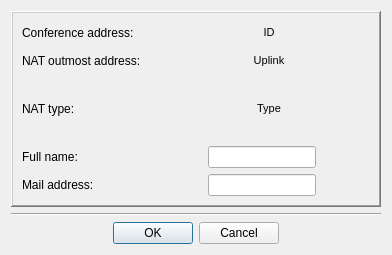
Above: Homer/forms/IdentityDialog.ui from Homer-Conferencing/Homer-Conferencing before the change. Below: the same form after it.
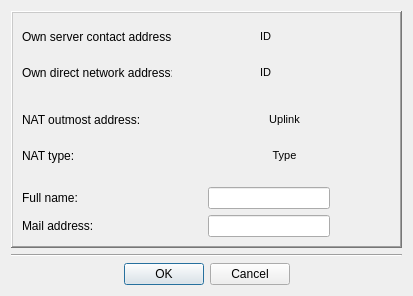
That is the form after the change. Icons and pictures are not drawn.

Commit message: - reworked interface/presentation of online status - extended identity dialogue

Diff of the .ui file:
```diff
--- a/Homer/forms/IdentityDialog.ui
+++ b/Homer/forms/IdentityDialog.ui
@@ -6,28 +6,16 @@
    <rect>
     <x>0</x>
     <y>0</y>
-    <width>392</width>
-    <height>255</height>
+    <width>413</width>
+    <height>296</height>
    </rect>
   </property>
   <property name="sizePolicy">
-   <sizepolicy hsizetype="Fixed" vsizetype="Fixed">
+   <sizepolicy hsizetype="Preferred" vsizetype="Preferred">
     <horstretch>0</horstretch>
     <verstretch>0</verstretch>
    </sizepolicy>
   </property>
-  <property name="minimumSize">
-   <size>
-    <width>392</width>
-    <height>255</height>
-   </size>
-  </property>
-  <property name="maximumSize">
-   <size>
-    <width>16777215</width>
-    <height>16777215</height>
-   </size>
-  </property>
   <property name="windowTitle">
    <string>Edit own identity</string>
   </property>
@@ -66,7 +54,117 @@
      </property>
      <layout class="QVBoxLayout" name="verticalLayout">
       <item>
-       <layout class="QHBoxLayout" stretch="0,2">
+       <layout class="QHBoxLayout" name="_2" stretch="0,2,0,0,0">
+        <item>
+         <widget class="QLabel" name="mLbDescId_2">
+          <property name="sizePolicy">
+           <sizepolicy hsizetype="Fixed" vsizetype="Fixed">
+            <horstretch>0</horstretch>
+            <verstretch>0</verstretch>
+           </sizepolicy>
+          </property>
+          <property name="minimumSize">
+           <size>
+            <width>150</width>
+            <height>22</height>
+           </size>
+          </property>
+          <property name="maximumSize">
+           <size>
+            <width>150</width>
+            <height>16777215</height>
+           </size>
+          </property>
+          <property name="text">
+           <string>Own server contact address:</string>
+          </property>
+         </widget>
+        </item>
+        <item>
+         <widget class="QLabel" name="mLbServerAddress">
+          <property name="minimumSize">
+           <size>
+            <width>0</width>
+            <height>30</height>
+           </size>
+          </property>
+          <property name="font">
+           <font>
+            <pointsize>8</pointsize>
+           </font>
+          </property>
+          <property name="text">
+           <string>ID</string>
+          </property>
+          <property name="alignment">
+           <set>Qt::AlignCenter</set>
+          </property>
+          <property name="wordWrap">
+           <bool>true</bool>
+          </property>
+          <property name="textInteractionFlags">
+           <set>Qt::LinksAccessibleByKeyboard|Qt::LinksAccessibleByMouse|Qt::TextBrowserInteraction|Qt::TextSelectableByKeyboard|Qt::TextSelectableByMouse</set>
+          </property>
+         </widget>
+        </item>
+        <item>
+         <spacer name="horizontalSpacer_8">
+          <property name="orientation">
+           <enum>Qt::Horizontal</enum>
+          </property>
+          <property name="sizeType">
+           <enum>QSizePolicy::Fixed</enum>
+          </property>
+          <property name="sizeHint" stdset="0">
+           <size>
+            <width>5</width>
+            <height>20</height>
+           </size>
+          </property>
+         </spacer>
+        </item>
+        <item>
+         <widget class="QLabel" name="mServerStatus">
+          <property name="minimumSize">
+           <size>
+            <width>22</width>
+            <height>22</height>
+           </size>
+          </property>
+          <property name="maximumSize">
+           <size>
+            <width>22</width>
+            <height>22</height>
+           </size>
+          </property>
+          <property name="text">
+           <string/>
+          </property>
+          <property name="pixmap">
+           <pixmap resource="../resources/Icons.qrc">:/images/UserUnavailable.png</pixmap>
+          </property>
+         </widget>
+        </item>
+        <item>
+         <spacer name="horizontalSpacer_5">
+          <property name="orientation">
+           <enum>Qt::Horizontal</enum>
+          </property>
+          <property name="sizeType">
+           <enum>QSizePolicy::Fixed</enum>
+          </property>
+          <property name="sizeHint" stdset="0">
+           <size>
+            <width>5</width>
+            <height>20</height>
+           </size>
+          </property>
+         </spacer>
+        </item>
+       </layout>
+      </item>
+      <item>
+       <layout class="QHBoxLayout" stretch="0,2,0,0,0">
         <item>
          <widget class="QLabel" name="mLbDescId">
           <property name="sizePolicy">
@@ -77,18 +175,18 @@
           </property>
           <property name="minimumSize">
            <size>
-            <width>140</width>
+            <width>150</width>
             <height>22</height>
            </size>
           </property>
           <property name="maximumSize">
            <size>
-            <width>140</width>
-            <height>22</height>
+            <width>150</width>
+            <height>16777215</height>
            </size>
           </property>
           <property name="text">
-           <string>Conference address:</string>
+           <string>Own direct network address:</string>
           </property>
          </widget>
         </item>
@@ -97,13 +195,7 @@
           <property name="minimumSize">
            <size>
             <width>0</width>
-            <height>22</height>
-           </size>
-          </property>
-          <property name="maximumSize">
-           <size>
-            <width>16777215</width>
-            <height>22</height>
+            <height>30</height>
            </size>
           </property>
           <property name="font">
@@ -117,13 +209,86 @@
           <property name="alignment">
            <set>Qt::AlignCenter</set>
           </property>
+          <property name="wordWrap">
+           <bool>true</bool>
+          </property>
           <property name="textInteractionFlags">
            <set>Qt::LinksAccessibleByKeyboard|Qt::LinksAccessibleByMouse|Qt::TextBrowserInteraction|Qt::TextSelectableByKeyboard|Qt::TextSelectableByMouse</set>
           </property>
          </widget>
         </item>
+        <item>
+         <spacer name="horizontalSpacer_7">
+          <property name="orientation">
+           <enum>Qt::Horizontal</enum>
+          </property>
+          <property name="sizeType">
+           <enum>QSizePolicy::Fixed</enum>
+          </property>
+          <property name="sizeHint" stdset="0">
+           <size>
+            <width>5</width>
+            <height>20</height>
+           </size>
+          </property>
+         </spacer>
+        </item>
+        <item>
+         <widget class="QLabel" name="mDirectStatus">
+          <property name="minimumSize">
+           <size>
+            <width>22</width>
+            <height>22</height>
+           </size>
+          </property>
+          <property name="maximumSize">
+           <size>
+            <width>22</width>
+            <height>22</height>
+           </size>
+          </property>
+          <property name="text">
+           <string/>
+          </property>
+          <property name="pixmap">
+           <pixmap resource="../resources/Icons.qrc">:/images/UserAvailable.png</pixmap>
+          </property>
+         </widget>
+        </item>
+        <item>
+         <spacer name="horizontalSpacer_6">
+          <property name="orientation">
+           <enum>Qt::Horizontal</enum>
+          </property>
+          <property name="sizeType">
+           <enum>QSizePolicy::Fixed</enum>
+          </property>
+          <property name="sizeHint" stdset="0">
+           <size>
+            <width>5</width>
+            <height>20</height>
+           </size>
+          </property>
+         </spacer>
+        </item>
        </layout>
       </item>
+      <item>
+       <spacer name="verticalSpacer">
+        <property name="orientation">
+         <enum>Qt::Vertical</enum>
+        </property>
+        <property name="sizeType">
+         <enum>QSizePolicy::MinimumExpanding</enum>
+        </property>
+        <property name="sizeHint" stdset="0">
+         <size>
+          <width>20</width>
+          <height>2</height>
+         </size>
+        </property>
+       </spacer>
+      </item>
       <item>
        <layout class="QHBoxLayout" name="horizontalLayout" stretch="0,2">
         <item>
@@ -136,13 +301,13 @@
           </property>
           <property name="minimumSize">
            <size>
-            <width>140</width>
+            <width>150</width>
             <height>22</height>
            </size>
           </property>
           <property name="maximumSize">
            <size>
-            <width>140</width>
+            <width>150</width>
             <height>22</height>
            </size>
           </property>
@@ -153,6 +318,12 @@
         </item>
         <item>
          <widget class="QLabel" name="mLbNatAdr">
+          <property name="minimumSize">
+           <size>
+            <width>0</width>
+            <height>30</height>
+           </size>
+          </property>
           <property name="font">
            <font>
             <pointsize>8</pointsize>
@@ -164,6 +335,9 @@
           <property name="alignment">
            <set>Qt::AlignCenter</set>
           </property>
+          <property name="wordWrap">
+           <bool>true</bool>
+          </property>
           <property name="textInteractionFlags">
            <set>Qt::LinksAccessibleByKeyboard|Qt::LinksAccessibleByMouse|Qt::TextBrowserInteraction|Qt::TextSelectableByKeyboard|Qt::TextSelectableByMouse</set>
           </property>
@@ -171,22 +345,6 @@
         </item>
        </layout>
       </item>
-      <item>
-       <spacer name="verticalSpacer">
-        <property name="orientation">
-         <enum>Qt::Vertical</enum>
-        </property>
-        <property name="sizeType">
-         <enum>QSizePolicy::MinimumExpanding</enum>
-        </property>
-        <property name="sizeHint" stdset="0">
-         <size>
-          <width>20</width>
-          <height>2</height>
-         </size>
-        </property>
-       </spacer>
-      </item>
       <item>
        <layout class="QHBoxLayout" name="horizontalLayout_2" stretch="0,2">
         <item>
@@ -199,13 +357,13 @@
           </property>
           <property name="minimumSize">
            <size>
-            <width>140</width>
+            <width>150</width>
             <height>30</height>
            </size>
           </property>
           <property name="maximumSize">
            <size>
-            <width>140</width>
+            <width>150</width>
             <height>16777215</height>
            </size>
           </property>
```
Left out of the diff: 3 changed lines with no effect on the pictures. The commit also changes 12 other files.
